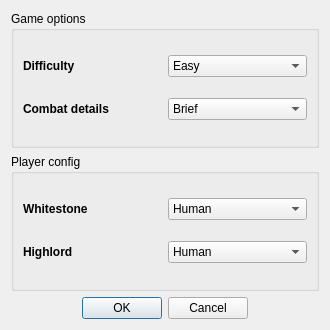
Old version of the form ui/config_dialog.ui in the repository RedT0ny/Dragons-of-Glory.
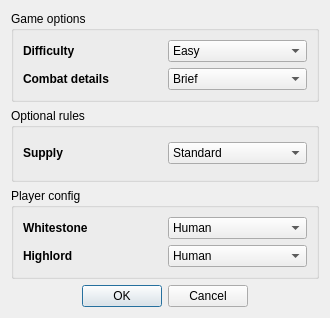
New version of the form.

Diff of the .ui file:
```diff
--- a/ui/config_dialog.ui
+++ b/ui/config_dialog.ui
@@ -7,13 +7,84 @@
     <x>0</x>
     <y>0</y>
     <width>330</width>
-    <height>330</height>
+    <height>318</height>
    </rect>
   </property>
   <property name="windowTitle">
    <string>Select sides</string>
   </property>
   <layout class="QGridLayout" name="gridLayout">
+   <item row="3" column="0" alignment="Qt::AlignmentFlag::AlignHCenter">
+    <widget class="QDialogButtonBox" name="buttonBox">
+     <property name="orientation">
+      <enum>Qt::Orientation::Horizontal</enum>
+     </property>
+     <property name="standardButtons">
+      <set>QDialogButtonBox::StandardButton::Cancel|QDialogButtonBox::StandardButton::Ok</set>
+     </property>
+    </widget>
+   </item>
+   <item row="2" column="0">
+    <widget class="QGroupBox" name="playerConfig">
+     <property name="title">
+      <string>Player config</string>
+     </property>
+     <layout class="QGridLayout" name="gridLayout_2">
+      <item row="0" column="0">
+       <widget class="QLabel" name="wsControlLabel">
+        <property name="font">
+         <font>
+          <bold>true</bold>
+         </font>
+        </property>
+        <property name="text">
+         <string>Whitestone</string>
+        </property>
+       </widget>
+      </item>
+      <item row="0" column="1">
+       <widget class="QComboBox" name="wsComboBox">
+        <item>
+         <property name="text">
+          <string>Human</string>
+         </property>
+        </item>
+        <item>
+         <property name="text">
+          <string>AI</string>
+         </property>
+        </item>
+       </widget>
+      </item>
+      <item row="1" column="0">
+       <widget class="QLabel" name="hlControlLabel">
+        <property name="font">
+         <font>
+          <bold>true</bold>
+         </font>
+        </property>
+        <property name="text">
+         <string>Highlord</string>
+        </property>
+       </widget>
+      </item>
+      <item row="1" column="1">
+       <widget class="QComboBox" name="hlComboBox">
+        <item>
+         <property name="text">
+          <string>Human</string>
+         </property>
+        </item>
+        <item>
+         <property name="text">
+          <string>AI</string>
+         </property>
+        </item>
+       </widget>
+      </item>
+     </layout>
+    </widget>
+   </item>
    <item row="0" column="0">
     <widget class="QGroupBox" name="gameOptions">
      <property name="title">
@@ -81,59 +152,33 @@
     </widget>
    </item>
    <item row="1" column="0">
-    <widget class="QGroupBox" name="playerConfig">
+    <widget class="QGroupBox" name="rulesConfig">
      <property name="title">
-      <string>Player config</string>
+      <string>Optional rules</string>
      </property>
-     <layout class="QGridLayout" name="gridLayout_2">
+     <layout class="QGridLayout" name="gridLayout_4">
       <item row="0" column="0">
-       <widget class="QLabel" name="wsControlLabel">
+       <widget class="QLabel" name="supLabel">
         <property name="font">
          <font>
           <bold>true</bold>
          </font>
         </property>
         <property name="text">
-         <string>Whitestone</string>
+         <string>Supply</string>
         </property>
        </widget>
       </item>
       <item row="0" column="1">
-       <widget class="QComboBox" name="wsComboBox">
+       <widget class="QComboBox" name="supComboBox">
         <item>
          <property name="text">
-          <string>Human</string>
+          <string>Standard</string>
          </property>
         </item>
         <item>
          <property name="text">
-          <string>AI</string>
-         </property>
-        </item>
-       </widget>
-      </item>
-      <item row="1" column="0">
-       <widget class="QLabel" name="hlControlLabel">
-        <property name="font">
-         <font>
-          <bold>true</bold>
-         </font>
-        </property>
-        <property name="text">
-         <string>Highlord</string>
-        </property>
-       </widget>
-      </item>
-      <item row="1" column="1">
-       <widget class="QComboBox" name="hlComboBox">
-        <item>
-         <property name="text">
-          <string>Human</string>
-         </property>
-        </item>
-        <item>
-         <property name="text">
-          <string>AI</string>
+          <string>Advanced</string>
          </property>
         </item>
        </widget>
@@ -141,16 +186,6 @@
      </layout>
     </widget>
    </item>
-   <item row="2" column="0" alignment="Qt::AlignmentFlag::AlignHCenter">
-    <widget class="QDialogButtonBox" name="buttonBox">
-     <property name="orientation">
-      <enum>Qt::Orientation::Horizontal</enum>
-     </property>
-     <property name="standardButtons">
-      <set>QDialogButtonBox::StandardButton::Cancel|QDialogButtonBox::StandardButton::Ok</set>
-     </property>
-    </widget>
-   </item>
   </layout>
  </widget>
  <resources/>
```
